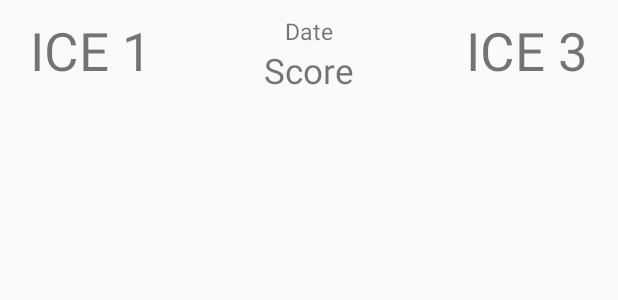
After one commit to Aditya21196/AdapterView, an Android app: the layout custom_row2.xml on its own in the app's theme, with its tools: preview values and no code run, on a phone screen of 412 x 824 dp. The commit adds this screen. Shown: the top 300 px of the screen. Run offline under Robolectric (Android 15) with nearby library versions, the phone set to English and light mode, and no system bars.

Commit message:
long scrollable views

```diff
--- a/app/build.gradle
+++ b/app/build.gradle
@@ -25,6 +25,7 @@ dependencies {
         exclude group: 'com.android.support', module: 'support-annotations'
     })
     compile 'com.android.support:appcompat-v7:26.+'
+    compile 'com.github.paolorotolo:expandableheightlistview:1.0.0'
     compile 'com.android.support.constraint:constraint-layout:1.0.2'
     testCompile 'junit:junit:4.12'
 }
--- /dev/null
+++ b/app/src/main/res/layout/custom_row2.xml
@@ -0,0 +1,47 @@
+<?xml version="1.0" encoding="utf-8"?>
+<RelativeLayout xmlns:android="http://schemas.android.com/apk/res/android"
+    android:layout_width="match_parent"
+    android:layout_height="wrap_content">
+
+    <TextView
+        android:id="@+id/t1f2"
+        android:layout_width="wrap_content"
+        android:layout_height="wrap_content"
+        android:layout_alignParentStart="true"
+        android:layout_alignParentTop="true"
+        android:layout_marginLeft="20dp"
+        android:textSize="35sp"
+        android:layout_marginTop="10dp"
+        android:text="ICE 1" />
+
+    <TextView
+        android:id="@+id/t2f2"
+        android:layout_marginTop="10dp"
+        android:textSize="35sp"
+        android:layout_marginRight="20dp"
+        android:layout_width="wrap_content"
+        android:layout_height="wrap_content"
+        android:layout_alignParentEnd="true"
+        android:layout_alignParentTop="true"
+        android:text="ICE 3" />
+
+    <TextView
+        android:id="@+id/datef2"
+        android:layout_width="wrap_content"
+        android:layout_height="wrap_content"
+        android:layout_alignTop="@+id/t2f2"
+        android:layout_centerHorizontal="true"
+        android:textSize="15sp"
+        android:text="Date" />
+
+    <TextView
+        android:id="@+id/Score"
+        android:textSize="23sp"
+        android:layout_centerHorizontal="true"
+        android:layout_width="wrap_content"
+        android:layout_height="wrap_content"
+        android:layout_below="@+id/datef2"
+        android:text="Score"
+        android:layout_marginBottom="8dp"/>
+
+</RelativeLayout>
```
Also changed, not shown: app/src/main/java/com/example/aditya/myapplication/MainActivity.java (+13 -2 lines), app/src/main/java/com/example/aditya/myapplication/adapter2.java (added, +46 -0 lines), app/src/main/java/com/example/aditya/myapplication/dataf2.java (added, +21 -0 lines), app/src/main/res/layout/activity_main.xml (+59 -9 lines).
